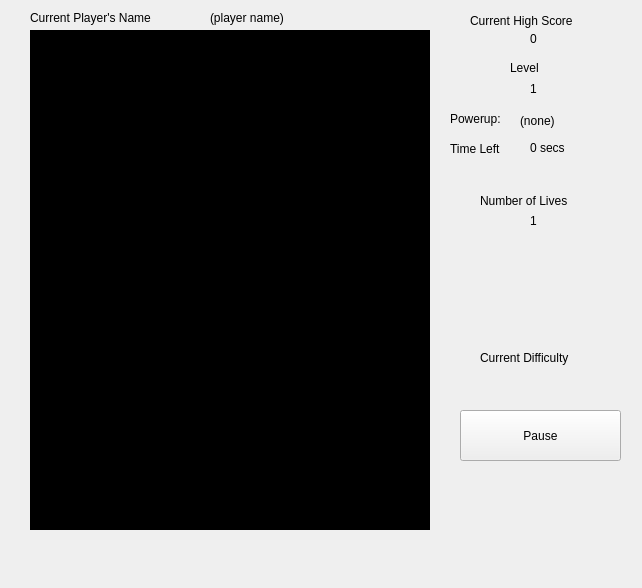
First picture: the form in CPS111BrickBreaker/gamewindow.ui, repository ductapeofdoom/cps111brickbreaker, before the edit.
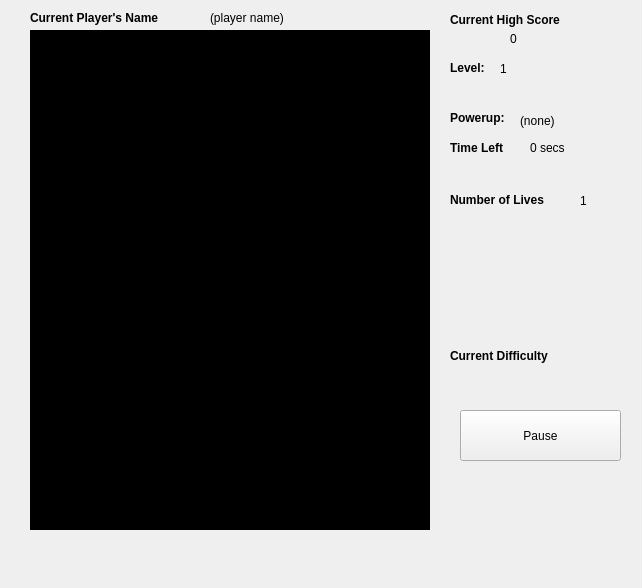
Second picture: the form after the edit.

Commit message: neatened up gamewindow.

What changed in the file:
```diff
--- a/CPS111BrickBreaker/gamewindow.ui
+++ b/CPS111BrickBreaker/gamewindow.ui
@@ -29,14 +29,14 @@
   <widget class="QLabel" name="label">
    <property name="geometry">
     <rect>
-     <x>470</x>
+     <x>450</x>
      <y>10</y>
      <width>141</width>
      <height>21</height>
     </rect>
    </property>
    <property name="text">
-    <string>Current High Score</string>
+    <string>&lt;html&gt;&lt;head/&gt;&lt;body&gt;&lt;p&gt;&lt;span style=&quot; font-weight:600;&quot;&gt;Current High Score&lt;/span&gt;&lt;/p&gt;&lt;/body&gt;&lt;/html&gt;</string>
    </property>
   </widget>
   <widget class="QPushButton" name="pushButton">
@@ -55,7 +55,7 @@
   <widget class="QLabel" name="lblCHS">
    <property name="geometry">
     <rect>
-     <x>530</x>
+     <x>510</x>
      <y>30</y>
      <width>66</width>
      <height>17</height>
@@ -75,7 +75,7 @@
     </rect>
    </property>
    <property name="text">
-    <string>Current Player's Name</string>
+    <string>&lt;html&gt;&lt;head/&gt;&lt;body&gt;&lt;p&gt;&lt;span style=&quot; font-weight:600;&quot;&gt;Current Player's Name&lt;/span&gt;&lt;/p&gt;&lt;/body&gt;&lt;/html&gt;</string>
    </property>
   </widget>
   <widget class="QLabel" name="lblCPN">
@@ -94,21 +94,21 @@
   <widget class="QLabel" name="label_3">
    <property name="geometry">
     <rect>
-     <x>510</x>
+     <x>450</x>
      <y>60</y>
      <width>61</width>
      <height>16</height>
     </rect>
    </property>
    <property name="text">
-    <string>Level</string>
+    <string>&lt;html&gt;&lt;head/&gt;&lt;body&gt;&lt;p&gt;&lt;span style=&quot; font-weight:600;&quot;&gt;Level:&lt;/span&gt;&lt;/p&gt;&lt;/body&gt;&lt;/html&gt;</string>
    </property>
   </widget>
   <widget class="QLabel" name="lblLevel">
    <property name="geometry">
     <rect>
-     <x>530</x>
-     <y>80</y>
+     <x>500</x>
+     <y>60</y>
      <width>66</width>
      <height>17</height>
     </rect>
@@ -120,20 +120,20 @@
   <widget class="QLabel" name="label_4">
    <property name="geometry">
     <rect>
-     <x>480</x>
-     <y>350</y>
-     <width>121</width>
-     <height>16</height>
+     <x>450</x>
+     <y>346</y>
+     <width>131</width>
+     <height>20</height>
     </rect>
    </property>
    <property name="text">
-    <string>Current Difficulty</string>
+    <string>&lt;html&gt;&lt;head/&gt;&lt;body&gt;&lt;p&gt;&lt;span style=&quot; font-weight:600;&quot;&gt;Current Difficulty&lt;/span&gt;&lt;/p&gt;&lt;/body&gt;&lt;/html&gt;</string>
    </property>
   </widget>
   <widget class="QLabel" name="lblDifficult">
    <property name="geometry">
     <rect>
-     <x>510</x>
+     <x>500</x>
      <y>370</y>
      <width>71</width>
      <height>21</height>
@@ -153,7 +153,7 @@
     </rect>
    </property>
    <property name="text">
-    <string>Powerup:</string>
+    <string>&lt;html&gt;&lt;head/&gt;&lt;body&gt;&lt;p&gt;&lt;span style=&quot; font-weight:600;&quot;&gt;Powerup:&lt;/span&gt;&lt;/p&gt;&lt;/body&gt;&lt;/html&gt;</string>
    </property>
   </widget>
   <widget class="QLabel" name="label_6">
@@ -166,7 +166,7 @@
     </rect>
    </property>
    <property name="text">
-    <string>Time Left</string>
+    <string>&lt;html&gt;&lt;head/&gt;&lt;body&gt;&lt;p&gt;&lt;span style=&quot; font-weight:600;&quot;&gt;Time Left&lt;/span&gt;&lt;/p&gt;&lt;/body&gt;&lt;/html&gt;</string>
    </property>
   </widget>
   <widget class="QLabel" name="lblPowerTime">
@@ -198,7 +198,7 @@
   <widget class="QLabel" name="lblOName">
    <property name="geometry">
     <rect>
-     <x>480</x>
+     <x>450</x>
      <y>260</y>
      <width>131</width>
      <height>21</height>
@@ -211,7 +211,7 @@
   <widget class="QLabel" name="lblOScore">
    <property name="geometry">
     <rect>
-     <x>480</x>
+     <x>450</x>
      <y>290</y>
      <width>131</width>
      <height>21</height>
@@ -224,22 +224,22 @@
   <widget class="QLabel" name="label_8">
    <property name="geometry">
     <rect>
-     <x>480</x>
+     <x>450</x>
      <y>190</y>
      <width>121</width>
      <height>21</height>
     </rect>
    </property>
    <property name="text">
-    <string>Number of Lives</string>
+    <string>&lt;html&gt;&lt;head/&gt;&lt;body&gt;&lt;p&gt;&lt;span style=&quot; font-weight:600;&quot;&gt;Number of Lives&lt;/span&gt;&lt;/p&gt;&lt;/body&gt;&lt;/html&gt;</string>
    </property>
   </widget>
   <widget class="QLabel" name="lblLife">
    <property name="geometry">
     <rect>
-     <x>530</x>
-     <y>210</y>
-     <width>81</width>
+     <x>580</x>
+     <y>190</y>
+     <width>31</width>
      <height>21</height>
     </rect>
    </property>
```
Left out of the diff: 14 changed lines with no effect on the pictures.
